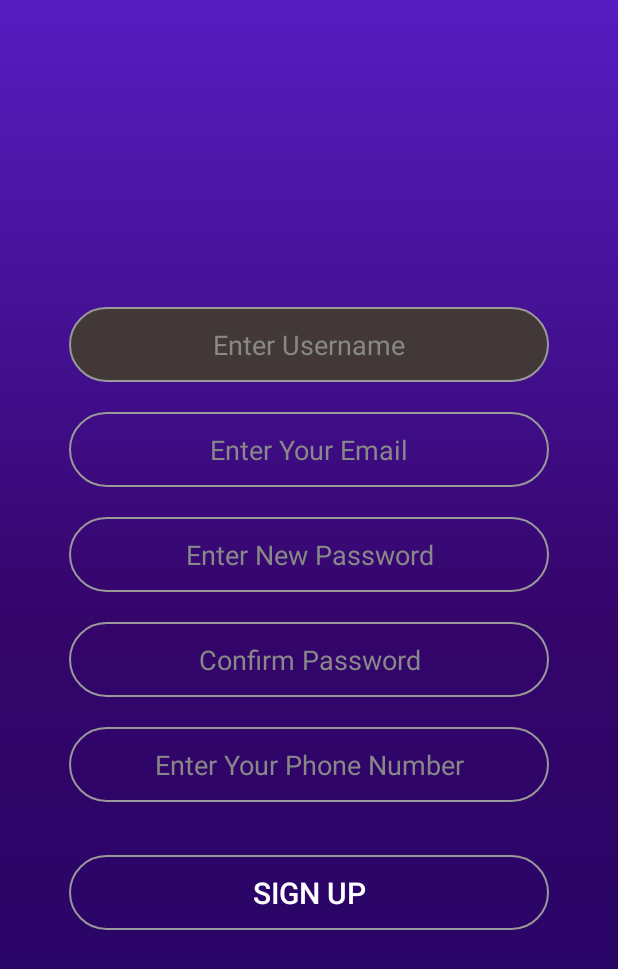
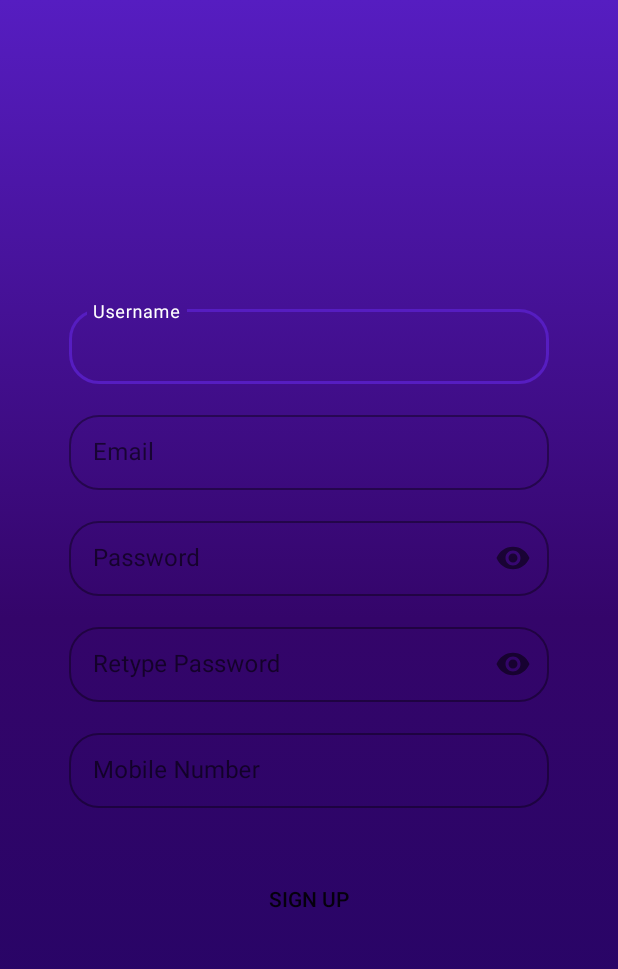
Before and after one commit to SachithH/Studdy-Buddy, an Android app: the SignUpActivity screen opened directly, with no data from a screen before it, on a phone screen of 412 x 824 dp. Shown: the top 969 px of the screen. Run offline under Robolectric (Android 15) with nearby library versions, the phone set to English and light mode, and no system bars.

Commit message:
Studdy Buddy

```diff
--- a/app/build.gradle
+++ b/app/build.gradle
@@ -33,8 +33,8 @@ android {
 
 dependencies {
 
-    implementation 'androidx.appcompat:appcompat:1.4.1'
-    implementation 'com.google.android.material:material:1.6.0'
+    implementation 'androidx.appcompat:appcompat:1.4.2'
+    implementation 'com.google.android.material:material:1.6.1'
     implementation 'androidx.constraintlayout:constraintlayout:2.1.4'
     implementation 'androidx.legacy:legacy-support-v4:1.0.0'
     implementation 'com.google.android.gms:play-services-maps:18.0.2'
@@ -52,7 +52,7 @@ dependencies {
     //retrofit library
     implementation "com.squareup.retrofit2:retrofit:2.9.0"
     implementation "com.squareup.retrofit2:converter-gson:2.9.0"
-    implementation "com.squareup.okhttp3:okhttp:4.9.3"
+    implementation 'com.squareup.okhttp3:okhttp:5.0.0-alpha.7'
 //   retrofit end
 
 //    google auth service
--- a/app/src/main/AndroidManifest.xml
+++ b/app/src/main/AndroidManifest.xml
@@ -13,6 +13,9 @@
         android:supportsRtl="true"
         android:theme="@style/Theme.StudyBuddy"
         android:usesCleartextTraffic="true">
+        <activity
+            android:name=".GoogleLogin"
+            android:exported="false" />
         <activity
             android:name=".MCQActivity"
             android:exported="false" />
--- a/app/src/main/res/drawable/signup_btns.xml
+++ b/app/src/main/res/drawable/signup_btns.xml
@@ -1,17 +1,8 @@
 <?xml version="1.0" encoding="utf-8"?>
 <selector xmlns:android="http://schemas.android.com/apk/res/android">
-    <item android:state_pressed="true">
-        <shape>
-            <corners android:radius="100dp" />
-            <solid android:color="@color/onPressed" />
-            <stroke android:width="1dp" android:color="#999999" />
-        </shape>
-    </item>
     <item>
         <shape>
             <corners android:radius="100dp" />
-            <solid android:color="@color/nofill" />
-            <stroke android:width="1dp" android:color="#999999" />
         </shape>
     </item>
 </selector>
--- a/app/src/main/res/layout/activity_sign_up.xml
+++ b/app/src/main/res/layout/activity_sign_up.xml
@@ -19,73 +19,103 @@
             app:layout_constraintTop_toTopOf="parent">
 
             <!--Username-->
+            <com.google.android.material.textfield.TextInputLayout
+                android:id="@+id/textField"
+                android:layout_width="@dimen/sign_input_width"
+                android:layout_height="wrap_content"
+                android:hint="Username"
+                style="@style/inputBox">
 
-            <androidx.appcompat.widget.AppCompatEditText
+                <com.google.android.material.textfield.TextInputEditText
                     android:id="@+id/SignUpUsername"
                     android:layout_width="@dimen/sign_input_width"
                     android:layout_height="@dimen/sign_input_height"
                     android:autofillHints="Eg: Malith"
-                android:background="@drawable/inputs"
-                android:hint="Enter Username"
                     android:inputType="text"
-                android:singleLine="true"
-                android:textAlignment="center"
-                android:textColor="@color/white"
-                android:textColorHint="@color/gray" />
+                    android:singleLine="true"/>
+
+            </com.google.android.material.textfield.TextInputLayout>
             <!--Username End-->
 
             <!--Email-->
-            <androidx.appcompat.widget.AppCompatEditText
+            <com.google.android.material.textfield.TextInputLayout
+                android:id="@+id/textField2"
+                android:layout_width="@dimen/sign_input_width"
+                android:layout_height="wrap_content"
+                android:layout_marginTop="@dimen/signBtnMargin"
+                android:hint="Email"
+                style="@style/inputBox">
+
+                <com.google.android.material.textfield.TextInputEditText
                     android:id="@+id/SignUpEmail"
                     android:layout_width="@dimen/sign_input_width"
                     android:layout_height="@dimen/sign_input_height"
-                android:layout_marginTop="20dp"
-                android:background="@drawable/inputs"
-                android:hint="Enter Your Email"
                     android:inputType="textEmailAddress"
                     android:singleLine="true"
                     android:textAlignment="center"
                     android:textColor="@color/white"
-                android:textColorHint="@color/gray" />
+                    android:textColorHint="@color/gray"/>
+
+            </com.google.android.material.textfield.TextInputLayout>
             <!--Email End-->
 
             <!--Password-->
-            <androidx.appcompat.widget.AppCompatEditText
+            <com.google.android.material.textfield.TextInputLayout
+                android:id="@+id/textField3"
+                android:layout_width="@dimen/sign_input_width"
+                android:layout_height="wrap_content"
+                android:layout_marginTop="@dimen/signBtnMargin"
+                android:hint="Password"
+                style="@style/inputBox"
+                app:passwordToggleEnabled="true">
+
+                <com.google.android.material.textfield.TextInputEditText
                     android:id="@+id/SignUpPassword"
                     android:layout_width="@dimen/sign_input_width"
                     android:layout_height="@dimen/sign_input_height"
-                android:layout_marginTop="20dp"
-                android:background="@drawable/inputs"
-                android:hint="Enter New Password"
                     android:inputType="textPassword"
                     android:singleLine="true"
                     android:textAlignment="center"
                     android:textColor="@color/white"
                     android:textColorHint="@color/gray" />
+            </com.google.android.material.textfield.TextInputLayout>
             <!--Password End-->
 
             <!--Retype Password-->
+            <com.google.android.material.textfield.TextInputLayout
+                android:id="@+id/textField4"
+                android:layout_width="@dimen/sign_input_width"
+                android:layout_height="wrap_content"
+                android:layout_marginTop="@dimen/signBtnMargin"
+                android:hint="Retype Password"
+                style="@style/inputBox"
+                app:passwordToggleEnabled="true">
+
                 <androidx.appcompat.widget.AppCompatEditText
                     android:id="@+id/SignUpRetypePassword"
                     android:layout_width="@dimen/sign_input_width"
                     android:layout_height="@dimen/sign_input_height"
-                android:layout_marginTop="20dp"
-                android:background="@drawable/inputs"
-                android:hint="Confirm Password"
                     android:inputType="textPassword"
                     android:singleLine="true"
                     android:textAlignment="center"
                     android:textColor="@color/white"
                     android:textColorHint="@color/gray" />
+
+            </com.google.android.material.textfield.TextInputLayout>
             <!--Retype Password End-->
+
+            <com.google.android.material.textfield.TextInputLayout
+                android:id="@+id/textField5"
+                android:layout_width="@dimen/sign_input_width"
+                android:layout_height="wrap_content"
+                android:layout_marginTop="@dimen/signBtnMargin"
+                android:hint="Mobile Number"
+                style="@style/inputBox">
 
                 <androidx.appcompat.widget.AppCompatEditText
                     android:id="@+id/SignUpContacts"
                     android:layout_width="@dimen/sign_input_width"
                     android:layout_height="@dimen/sign_input_height"
-                android:layout_marginTop="20dp"
-                android:background="@drawable/inputs"
-                android:hint="Enter Your Phone Number"
                     android:inputType="phone"
                     android:singleLine="true"
                     android:textAlignment="center"
@@ -93,24 +123,19 @@
                     android:textColorHint="@color/gray"
                     android:maxLength="10"/>
 
+            </com.google.android.material.textfield.TextInputLayout>
+
             <!--Sign Up Button-->
             <androidx.appcompat.widget.AppCompatButton
                 android:id="@+id/SignUpBtn"
+                android:background="@drawable/signup_btns"
+                style="@style/yellowBtn"
                 android:layout_width="@dimen/sign_input_width"
                 android:layout_height="@dimen/sign_input_height"
                 android:layout_marginTop="35dp"
-                android:background="@drawable/signup_btns"
-                android:text="@string/sign_up"
-                android:textColor="@color/white"
-                android:textSize="@dimen/sign_btn_fonts" />
+                android:text="@string/sign_up" />
 
             <!--Sign Up Button End-->
-
-            <!--Facebook Button-->
-            <!--Facebook Button End-->
-
-            <!--Google Button-->
-            <!--Google Button-->
         </androidx.appcompat.widget.LinearLayoutCompat>
     <!--Linear Layout End-->
 
--- a/app/src/main/res/values-night/themes.xml
+++ b/app/src/main/res/values-night/themes.xml
@@ -1,18 +1,32 @@
 <?xml version="1.0" encoding="utf-8"?>
-<resources xmlns:tools="http://schemas.android.com/tools">
+<resources xmlns:tools="http://schemas.android.com/tools" xmlns:android="http://schemas.android.com/apk/res/android">
     <!-- Base application theme. -->
     <style name="Theme.StudyBuddy" parent="Theme.MaterialComponents.DayNight.NoActionBar">
         <!-- Primary brand color. -->
-        <item name="colorPrimary">@color/red</item>
-        <item name="colorPrimaryVariant">@color/black</item>
+        <item name="colorPrimary">@color/start</item>
+        <item name="colorPrimaryVariant">@color/center</item>
         <item name="colorOnPrimary">@color/white</item>
         <!-- Secondary brand color. -->
         <item name="colorSecondary">@color/start</item>
         <item name="colorSecondaryVariant">@color/center</item>
         <item name="colorOnSecondary">@color/end</item>
         <!-- Status bar color. -->
-        <item name="android:statusBarColor">@color/nofill</item>
+        <item name="android:statusBarColor">@color/start</item>
         <!-- Customize your theme here. -->
         <item name="android:windowAnimationStyle">@style/CustomActivityAnimation</item>
     </style>
+
+    <style name="yellowBtn" parent="Widget.AppCompat.Button">
+        <item name="android:textColor">@color/signBtnTxt</item>
+        <item name="backgroundTint">@color/accent</item>
+        <item name="android:textSize">30sp</item>
+        <item name="cornerRadius">100dp</item>
+    </style>
+
+    <style name="whiteBtn" parent="Widget.AppCompat.Button">
+        <item name="android:textColor">@color/signBtnTxt</item>
+        <item name="backgroundTint">@color/white</item>
+        <item name="android:textSize">30sp</item>
+        <item name="cornerRadius">100dp</item>
+    </style>
 </resources>
--- a/app/src/main/res/values/dimens.xml
+++ b/app/src/main/res/values/dimens.xml
@@ -1,6 +1,7 @@
 <?xml version="1.0" encoding="utf-8"?>
 <resources>
     <dimen name="sign_btn_fonts">20sp</dimen>
+    <dimen name="signBtnMargin">15dp</dimen>
     <dimen name="sign_input_width">320dp</dimen>
     <dimen name="sign_input_height">50dp</dimen>
     <dimen name="app_bar_height">180dp</dimen>
--- a/app/src/main/res/values/styles.xml
+++ b/app/src/main/res/values/styles.xml
@@ -22,4 +22,12 @@
         <item name="android:activityCloseExitAnimation">@anim/slide_out_right</item>
     </style>
 
+    <style name="inputBox" parent="Widget.MaterialComponents.TextInputLayout.OutlinedBox">
+        <item name="hintTextColor">@color/white</item>
+        <item name="boxCornerRadiusTopStart">20dp</item>
+        <item name="boxCornerRadiusTopEnd">20dp</item>
+        <item name="boxCornerRadiusBottomStart">20dp</item>
+        <item name="boxCornerRadiusBottomEnd">20dp</item>
+    </style>
+
 </resources>
```
Also changed, not shown: app/src/main/java/com/learntv/studybuddy/GoogleLogin.java (added, +14 -0 lines), app/src/main/java/com/learntv/studybuddy/retrofit/ApiInterface.java (+6 -1 lines), app/src/main/java/com/learntv/studybuddy/retrofit/GoogleApi.java (added, +31 -0 lines), app/src/main/res/layout/activity_google_login.xml (added, +9 -0 lines), app/src/main/res/layout/activity_main.xml (+10 -10 lines), 1 other file. Lines whose indentation alone changed are shown as unchanged.
